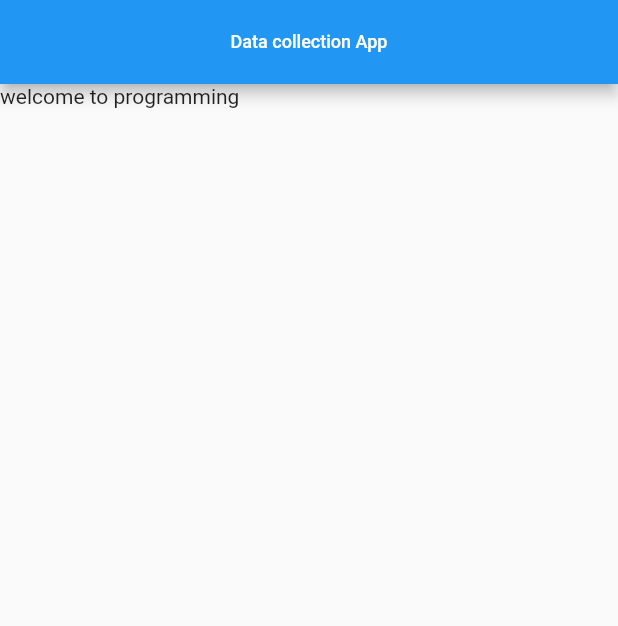
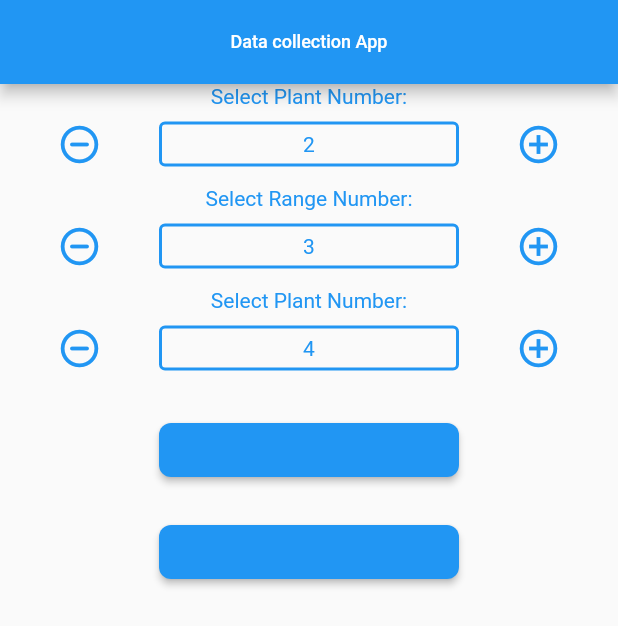
Before and after one commit to MUTEGEKIDAVID/Data-Collect-App, a Flutter app: the screen it shows after launch, on a phone screen of 412 x 824 dp. Shown: the top 626 px of the screen. Run offline on Flutter 3.47's test engine with Material 2 defaults, Android fonts, the light colour scheme and no system bars.

Commit message:
"new commit"

```diff
--- a/data_collect/lib/Presentation/Screens/HomeScreen.dart
+++ b/data_collect/lib/Presentation/Screens/HomeScreen.dart
@@ -8,25 +8,172 @@ class HomeScreen extends StatefulWidget {
 }
 
 class _HomeScreenState extends State<HomeScreen> {
+  String PlotNo = "2";
+  String RangeNo = "3";
+  String PlantNo = "4";
   @override
   Widget build(BuildContext context) {
-    return  Scaffold(
+    return Scaffold(
         appBar: AppBar(
-
-        backgroundColor:Colors.blue,
+          backgroundColor: Colors.blue,
           title: Center(
-          child: const Text("Data collection App",
+              child: const Text(
+            "Data collection App",
             style: TextStyle(
               fontSize: 12,
             ),
           )),
         ),
-      body:const Column(children: [
-        Text("welcome to programming")
-
-      ],)
-
-
-    );
+        body: Column(
+          children: [
+            Text(
+              "Select Plant Number:",
+              style: TextStyle(color: Colors.blue),
+            ),
+            Row(mainAxisAlignment: MainAxisAlignment.spaceEvenly, children: [
+              IconButton(
+                color: Colors.blue,
+                iconSize: 30.0,
+                icon: Icon(Icons.remove_circle_outline_rounded),
+                onPressed: () {},
+              ),
+              SizedBox(
+                height: 30,
+                width: 200,
+                child: Container(
+                  decoration: BoxDecoration(
+                    borderRadius: BorderRadius.circular(4),
+                    border: Border.all(
+                      color: Colors.blue, // Border color
+                      width: 2, // Border width
+                    ), // Set the border radius to 4
+                  ),
+                  child: Center(
+                      child: Text(
+                    PlotNo,
+                    style: TextStyle(color: Colors.blue),
+                  )),
+                ),
+              ),
+              IconButton(
+                color: Colors.blue,
+                iconSize: 30.0,
+                icon: Icon(Icons.add_circle_outline_outlined),
+                onPressed: () {},
+              ),
+            ]),
+            SizedBox(
+              height: 4.0,
+            ),
+            Text(
+              "Select Range Number:",
+              style: TextStyle(color: Colors.blue),
+            ),
+            Row(mainAxisAlignment: MainAxisAlignment.spaceEvenly, children: [
+              IconButton(
+                color: Colors.blue,
+                iconSize: 30.0,
+                icon: Icon(Icons.remove_circle_outline_rounded),
+                onPressed: () {},
+              ),
+              SizedBox(
+                height: 30,
+                width: 200,
+                child: Container(
+                  decoration: BoxDecoration(
+                    borderRadius: BorderRadius.circular(4),
+                    border: Border.all(
+                      color: Colors.blue, // Border color
+                      width: 2, // Border width
+                    ), // Set the border radius to 4
+                  ),
+                  child: Center(
+                      child:
+                          Text(RangeNo, style: TextStyle(color: Colors.blue))),
+                ),
+              ),
+              IconButton(
+                color: Colors.blue,
+                iconSize: 30.0,
+                icon: Icon(Icons.add_circle_outline_outlined),
+                onPressed: () {},
+              ),
+            ]),
+            SizedBox(
+              height: 4.0,
+            ),
+            Text(
+              "Select Plant Number:",
+              style: TextStyle(color: Colors.blue),
+            ),
+            Row(mainAxisAlignment: MainAxisAlignment.spaceEvenly, children: [
+              IconButton(
+                color: Colors.blue,
+                iconSize: 30.0,
+                icon: Icon(Icons.remove_circle_outline_rounded),
+                onPressed: () {},
+              ),
+              SizedBox(
+                height: 30,
+                width: 200,
+                child: Container(
+                  decoration: BoxDecoration(
+                    borderRadius: BorderRadius.circular(4),
+                    border: Border.all(
+                      color: Colors.blue, // Border color
+                      width: 2, // Border width
+                    ), // Set the border radius to 4
+                  ),
+                  child: Center(
+                      child: Text(
+                    PlantNo,
+                    style: TextStyle(color: Colors.blue),
+                  )),
+                ),
+              ),
+              IconButton(
+                color: Colors.blue,
+                iconSize: 30.0,
+                icon: Icon(Icons.add_circle_outline_outlined),
+                onPressed: () {},
+              ),
+            ]),
+            SizedBox(height: 20),
+            SizedBox(
+              // height:60,
+               width:200,
+              child: ElevatedButton(
+                style: ElevatedButton.styleFrom(
+              shape: RoundedRectangleBorder(
+                borderRadius: BorderRadius.circular(8.0), // Adjust the radius as needed
+              ),
+            ),
+                onPressed: () {},
+                child: Icon(
+                  Icons.camera_alt_outlined,
+                  color: Colors.blue,
+                ),
+              ),
+            ),
+            SizedBox(
+              height: 20,
+            ),
+            SizedBox(
+              width: 200,
+              child: ElevatedButton(
+                style: ElevatedButton.styleFrom(
+                shape: RoundedRectangleBorder(
+                  borderRadius: BorderRadius.circular(8.0), // Adjust the radius as needed
+                ),
+              ),
+                onPressed: () {},
+                child: Text(
+                  "Submit",
+                  style: TextStyle(color: Colors.blue),
+                ),
+              ),
+            )
+          ],
+        ));
   }
 }
--- a/data_collect/lib/main.dart
+++ b/data_collect/lib/main.dart
@@ -14,6 +14,6 @@ class MyApp extends StatelessWidget {
     return MaterialApp(
         debugShowCheckedModeBanner: false,
         title: 'Data Collection',
-        home: const HomeScreen());
+        home:  HomeScreen());
   }
 }
```
Lines whose indentation alone changed are shown as unchanged.
